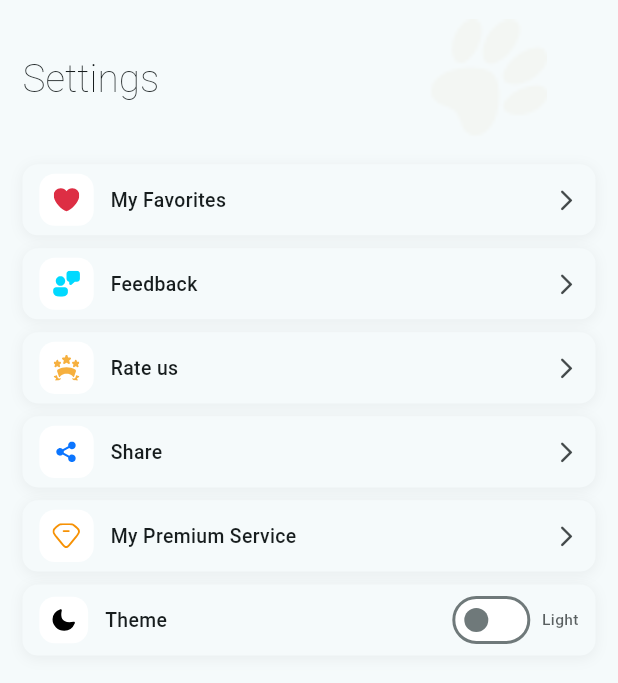
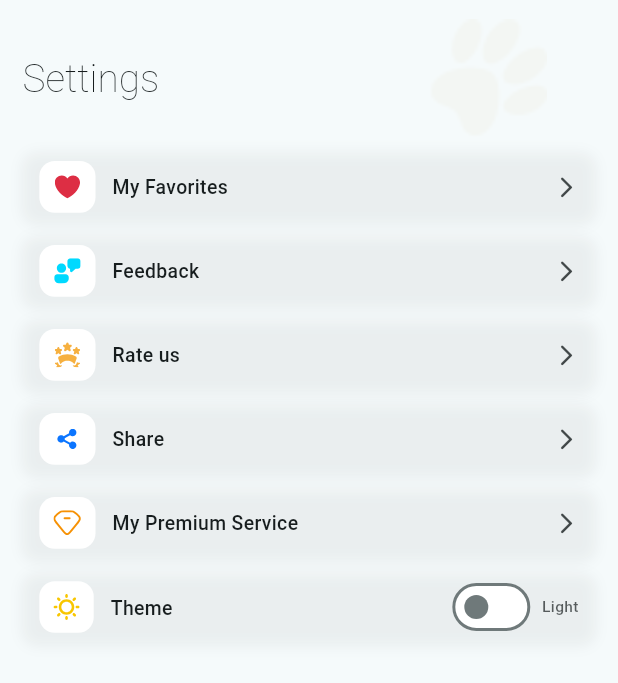
Before and after one commit to MuzammalNazeer/AIdogscanner, a Flutter app: the Settingview screen opened by its route, on a phone screen of 412 x 824 dp. Shown: the top 683 px of the screen. Run offline on Flutter 3.47's test engine with Material 3 defaults, Android fonts, the light colour scheme and no system bars; our stand-ins replace another_flushbar, camera, connectivity_plus, flutter_screenutil, flutter_svg, fluttertoast and 4 more; missing offline and left inert: tflite_flutter, tflite_flutter_helper; accounts and stored records are empty; Roboto replaces fonts that are missing (Sora, Soro); project files that could hold a hidden picture were left out.

Commit message:
setting updated

```diff
--- a/Frontend/Dog_Breed/lib/View/setting/settingView.dart
+++ b/Frontend/Dog_Breed/lib/View/setting/settingView.dart
@@ -24,7 +24,7 @@ class _SettingviewState extends State<Settingview> {
             crossAxisAlignment: CrossAxisAlignment.start,
             children: [
               _buildHeader(),
-              SizedBox(height: 20.h),
+              SizedBox(height: 10.h),
               _buildSettingsSection(),
             ],
           ),
@@ -67,7 +67,8 @@ class _SettingviewState extends State<Settingview> {
                   ),
                 ),
               ),
-            ),          ],
+            ),
+          ],
         ),
       ],
     );
@@ -80,52 +81,47 @@ class _SettingviewState extends State<Settingview> {
           iconPath: 'assets/images/ff.svg',
           title: 'My Favorites',
           onTap: () => Navigator.pushNamed(context, RoutesName.favourites),
-          iconBackgroundColor: const Color(0xFFFEF2F2), // Light red
-          iconColor: const Color(0xFFDD2E44), // Red icon
+          iconBackgroundColor: const Color(0xFFFEF2F2),
+          iconColor: const Color(0xFFDD2E44),
         ),
 
         _buildSettingOptionTile(
           iconPath: 'assets/images/fd.svg',
           title: 'Feedback',
-          onTap: () {
-            // Navigate to feedback
-          },
-          iconBackgroundColor: const Color(0xFFF0F9FF), // Light blue
-          iconColor: const Color(0xFF00D9FF), // Blue icon
+          onTap: () {},
+          iconBackgroundColor: const Color(0xFFF0F9FF),
+          iconColor: const Color(0xFF00D9FF),
         ),
 
         _buildSettingOptionTile(
           iconPath: 'assets/images/rs.svg',
           title: 'Rate us',
-          onTap: () {
-            // Navigate to rate
-          },
-          iconBackgroundColor: const Color(0xFFFFF7ED), // Light orange
-          iconColor: const Color(0xFFF6B03F), // Orange icon
+          onTap: () {},
+          iconBackgroundColor: const Color(0xFFFFF7ED),
+          iconColor: const Color(0xFFF6B03F),
         ),
 
         _buildSettingOptionTile(
           iconPath: 'assets/images/sh.svg',
           title: 'Share',
-          onTap: () {
-            // Share functionality
-          },
-          iconBackgroundColor: const Color(0xFFF0FDF4), // Light green
-          iconColor: const Color(0xFF0B75FF), // Green icon
+          onTap: () {},
+          iconBackgroundColor: const Color(0xFFF0FDF4),
+          iconColor: const Color(0xFF0B75FF),
         ),
 
         _buildSettingOptionTile(
           iconPath: 'assets/images/mp.svg',
           title: 'My Premium Service',
           onTap: () => Navigator.pushNamed(context, RoutesName.pro),
-          iconBackgroundColor: const Color(0xFFFAF5FF), // Light purple
-          iconColor: const Color(0xFFF69104), // Purple icon
+          iconBackgroundColor: const Color(0xFFFAF5FF),
+          iconColor: const Color(0xFFF69104),
         ),
 
         _buildThemeSwitchTile(),
       ],
     );
   }
+
   Widget _buildThemeSwitchTile() {
     return Consumer<ThemeNotifier>(
       builder: (context, themeProvider, child) {
@@ -134,7 +130,7 @@ class _SettingviewState extends State<Settingview> {
           margin: EdgeInsets.only(bottom: 10.h),
           padding: EdgeInsets.symmetric(horizontal: 12.w),
           decoration: BoxDecoration(
-            color: Theme.of(context).colorScheme.surface,
+            color: Color(0xFFF4F7F6).withOpacity(0.1),
             borderRadius: BorderRadius.circular(12.r),
             boxShadow: [
               BoxShadow(
@@ -153,10 +149,10 @@ class _SettingviewState extends State<Settingview> {
                   borderRadius: BorderRadius.circular(12.r),
                 ),
                 child: SvgPicture.asset(
-                  'assets/images/th.svg',
-                  color:  const Color(0xFF000000),
-                  width: 20.w,
-                  height: 20.h,
+                  'assets/images/tm.svg',
+                  color: const Color(0xFFF8C600),
+                  width: 24.w,
+                  height: 24.h,
                 ),
               ),
               SizedBox(width: 12.w),
@@ -178,14 +174,16 @@ class _SettingviewState extends State<Settingview> {
                   themeProvider.toggleTheme(val);
                 },
                 activeColor: const Color(0xFFCBD8CB),
-                activeTrackColor:  const Color(0xFFFFFFFF),
-                inactiveTrackColor:  const Color(0xFFFFFFFF),
+                activeTrackColor: const Color(0xFFFFFFFF),
+                inactiveTrackColor: const Color(0xFFFFFFFF),
               ),
               SizedBox(width: 4.w),
               Text(
                 themeProvider.isDarkMode ? 'Dark' : 'Light',
                 style: TextStyle(
-                  color: Theme.of(context).colorScheme.onSurface.withOpacity(0.7),
+                  color: Theme.of(
+                    context,
+                  ).colorScheme.onSurface.withOpacity(0.7),
                   fontSize: 12.sp,
                   fontWeight: FontWeight.w500,
                 ),
@@ -202,7 +200,8 @@ class _SettingviewState extends State<Settingview> {
     required String title,
     required VoidCallback onTap,
     Color borderColor = Colors.transparent,
-    Color? iconColor, required Color iconBackgroundColor,
+    Color? iconColor,
+    required Color iconBackgroundColor,
   }) {
     return InkWell(
       onTap: onTap,
@@ -212,7 +211,7 @@ class _SettingviewState extends State<Settingview> {
         margin: EdgeInsets.only(bottom: 10.h),
         padding: EdgeInsets.symmetric(horizontal: 12.w),
         decoration: BoxDecoration(
-          color: Theme.of(context).colorScheme.surface,
+          color: Color(0xFFF4F7F6).withOpacity(0.1),
           borderRadius: BorderRadius.circular(12.r),
           boxShadow: [
             BoxShadow(
@@ -225,20 +224,19 @@ class _SettingviewState extends State<Settingview> {
         child: Row(
           children: [
             Container(
+              height: 40.h,
+              width: 40.w,
               padding: EdgeInsets.all(8.r),
               decoration: BoxDecoration(
                 color: const Color(0xFFFFFFFF),
                 borderRadius: BorderRadius.circular(12.r),
-                border: Border.all(
-                  color: borderColor,
-                  width: 2.w,
-                ),
+                border: Border.all(color: borderColor, width: 2.w),
               ),
               child: SvgPicture.asset(
                 iconPath,
                 color: iconColor ?? Theme.of(context).colorScheme.primary,
-                width: 20.w,
-                height: 20.h,
+                width: 24.w,
+                height: 24.h,
               ),
             ),
             SizedBox(width: 12.w),
```
Also changed, not shown: Frontend/Dog_Breed/assets/images/tm.svg (added).
